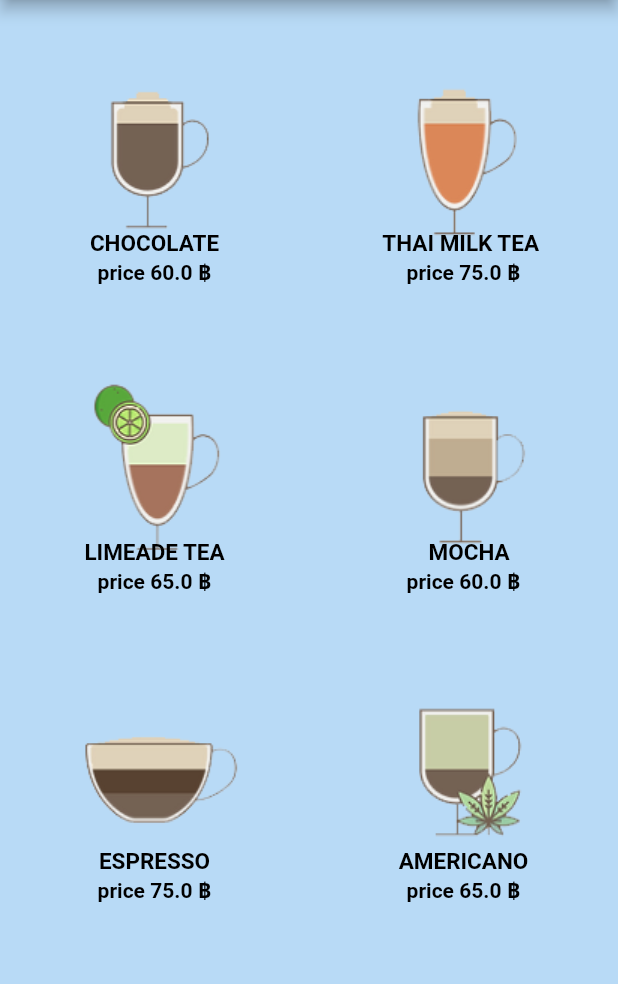
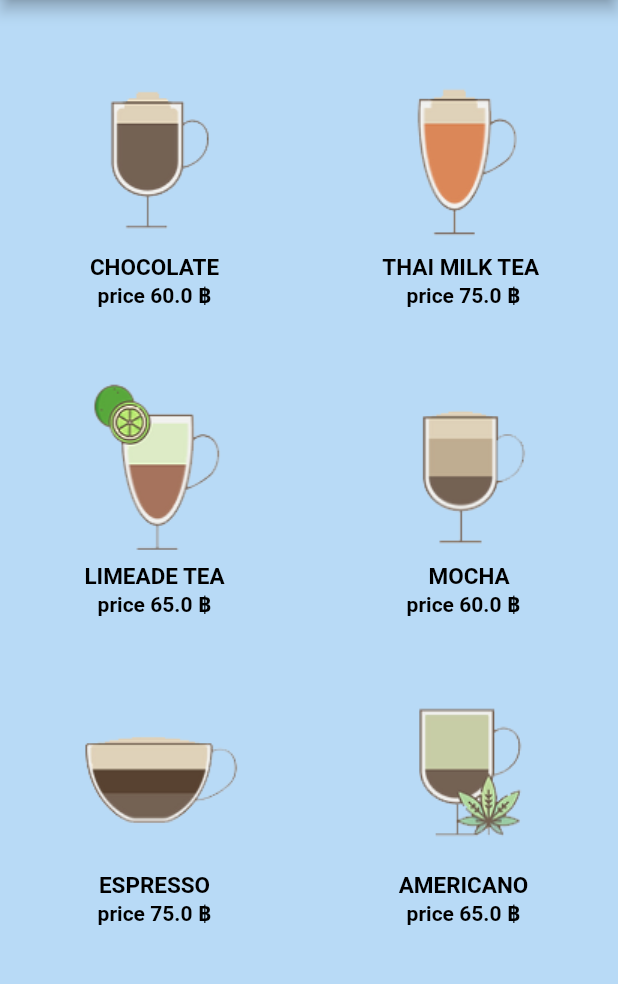
Before and after one commit to Pattamaporn1310/taobin, a Flutter app: the screen it shows after launch, on a phone screen of 412 x 824 dp, the part 84-1068 px from its top. Run offline on Flutter 3.47's test engine with Material 2 defaults, Android fonts, the phone set to English and light mode, and no system bars; our stand-ins replace flutter_spinkit.

Commit message:
2/08/65 succeed

```diff
--- a/lib/index.dart
+++ b/lib/index.dart
@@ -36,9 +36,8 @@ class _indexState extends State<index> {
                 child: Image.asset(
                   product_tea[index].imageurl,
                 ),
-                footer: GridTileBar(
-                  title: Row(
-                    mainAxisAlignment: MainAxisAlignment.center,
+                footer: Container(
+                  child: Column(
                     children: [
                       Text(
                         product_tea[index].name,
@@ -47,19 +46,15 @@ class _indexState extends State<index> {
                             fontWeight: FontWeight.bold,
                             fontSize: 15),
                       ),
-                    ],
-                  ),
-                  subtitle: Row(
-                    mainAxisAlignment: MainAxisAlignment.center,
-                    children: [
                       Text('price ${product_tea[index].price} ฿',
                           style: TextStyle(
                               color: Colors.black,
                               fontWeight: FontWeight.bold)),
                     ],
                   ),
-                  //trailing: Text(product_tea[index].selec),
                 ),
+
+                //trailing: Text(product_tea[index].selec),
               ),
               onPressed: () {
                 if (product_tea[index].selec == 'tea') {
```
Also changed, not shown: lib/receipt.dart/receipt_cof.dart (+8 -6 lines), lib/receipt.dart/receipt_tea.dart (+7 -5 lines).
